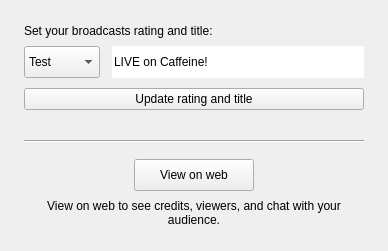
Old version of the form UI/forms/CaffeinePanel.ui in the repository caffeinetv/obs-studio.
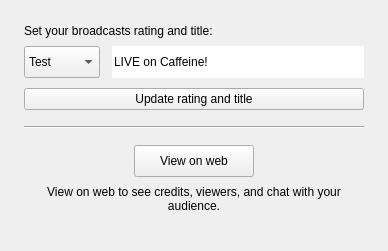
New version of the form.

Commit message: Implemented System Overload messaging

What changed in the file:
```diff
--- a/UI/forms/CaffeinePanel.ui
+++ b/UI/forms/CaffeinePanel.ui
@@ -539,6 +539,16 @@
       </layout>
      </widget>
     </item>
+    <item>
+     <widget class="QLabel" name="systemOverloadError">
+      <property name="text">
+       <string/>
+      </property>
+      <property name="alignment">
+       <set>Qt::AlignCenter</set>
+      </property>
+     </widget>
+    </item>
    </layout>
   </widget>
  </widget>
```
The commit also changes 5 other files.
